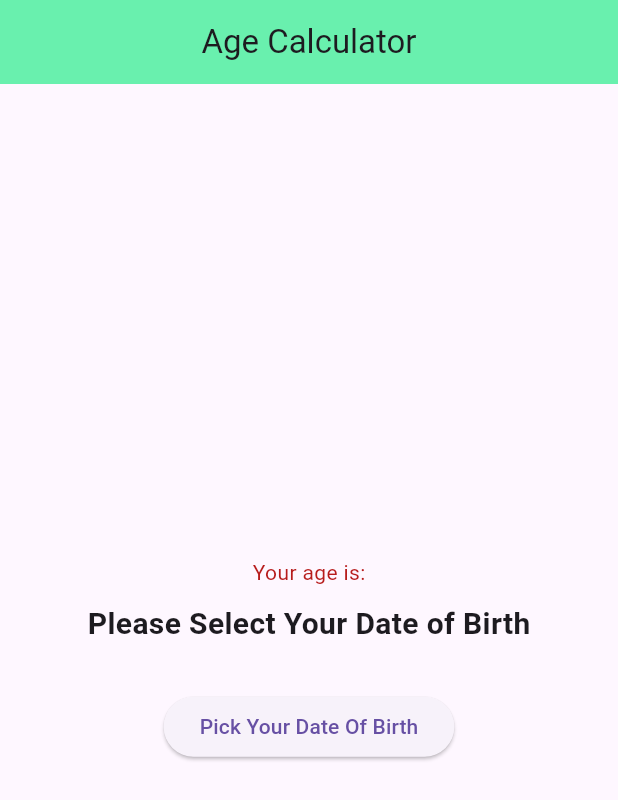
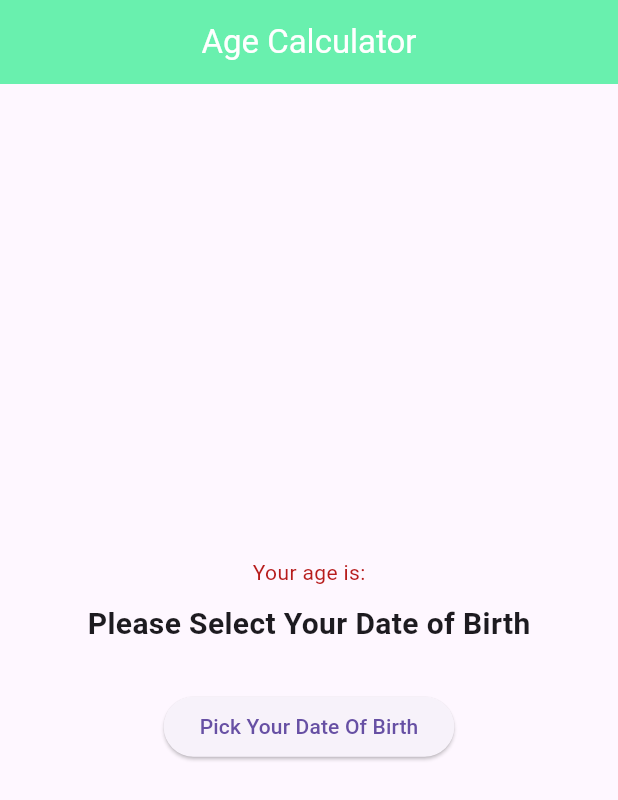
Before and after one commit to msrsujon/calculators, a Flutter app: the screen it shows after launch, on a phone screen of 412 x 824 dp. Shown: the top 800 px of the screen. Run offline on Flutter 3.47's test engine with Material 3 defaults, Android fonts, the phone set to English and light mode, and no system bars.

Commit message:
age calculator in flutter.....

```diff
--- a/lib/main.dart
+++ b/lib/main.dart
@@ -34,7 +34,10 @@ class _HomeScreenState extends State<HomeScreen> {
   Widget build(BuildContext context) {
     return Scaffold(
       appBar: AppBar(
-        title: const Text('Age Calculator'),
+        title: const Text(
+          'Age Calculator',
+          style: TextStyle(color: Colors.white),
+        ),
         backgroundColor: Colors.greenAccent,
         centerTitle: true,
         systemOverlayStyle: SystemUiOverlayStyle(
```
